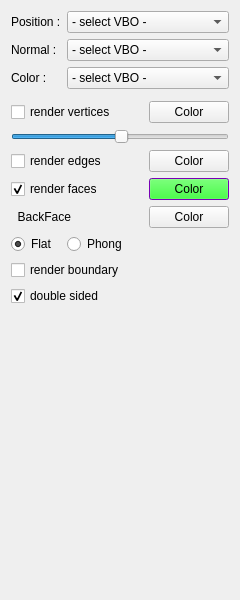
Old version of the form SCHNApps/Plugins/surface_render/forms/surface_render.ui in the repository cgogn/CGoGN.
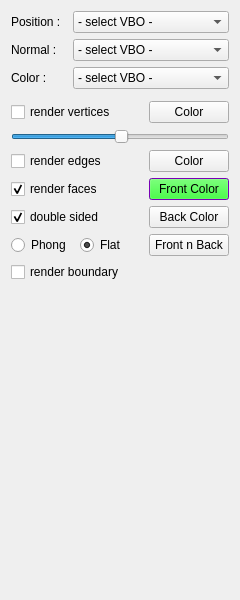
New version of the form.

Commit message: MapHandler::setScaling + double side

```diff
--- a/SCHNApps/Plugins/surface_render/forms/surface_render.ui
+++ b/SCHNApps/Plugins/surface_render/forms/surface_render.ui
@@ -14,7 +14,14 @@
    <string>Form</string>
   </property>
   <layout class="QGridLayout" name="gridLayout">
-   <item row="0" column="1">
+   <item row="16" column="0" colspan="3">
+    <widget class="QCheckBox" name="check_renderBoundary">
+     <property name="text">
+      <string>render boundary</string>
+     </property>
+    </widget>
+   </item>
+   <item row="0" column="2">
     <widget class="QComboBox" name="combo_positionVBO">
      <property name="sizePolicy">
       <sizepolicy hsizetype="Expanding" vsizetype="Fixed">
@@ -36,13 +43,6 @@
      </property>
     </widget>
    </item>
-   <item row="0" column="0">
-    <widget class="QLabel" name="label_2">
-     <property name="text">
-      <string>Position :</string>
-     </property>
-    </widget>
-   </item>
    <item row="1" column="0">
     <widget class="QLabel" name="label_3">
      <property name="text">
@@ -50,7 +50,7 @@
      </property>
     </widget>
    </item>
-   <item row="1" column="1">
+   <item row="1" column="2">
     <widget class="QComboBox" name="combo_normalVBO">
      <property name="sizePolicy">
       <sizepolicy hsizetype="MinimumExpanding" vsizetype="Fixed">
@@ -65,7 +65,7 @@
      </item>
     </widget>
    </item>
-   <item row="2" column="1">
+   <item row="2" column="2">
     <widget class="QComboBox" name="combo_colorVBO">
      <property name="sizePolicy">
       <sizepolicy hsizetype="MinimumExpanding" vsizetype="Fixed">
@@ -80,10 +80,17 @@
      </item>
     </widget>
    </item>
-   <item row="3" column="0" colspan="2">
+   <item row="0" column="0">
+    <widget class="QLabel" name="label_2">
+     <property name="text">
+      <string>Position :</string>
+     </property>
+    </widget>
+   </item>
+   <item row="3" column="0" colspan="3">
     <widget class="Line" name="line"/>
    </item>
-   <item row="6" column="0" colspan="2">
+   <item row="6" column="0" colspan="3">
     <layout class="QHBoxLayout" name="horizontalLayout_3">
      <item>
       <widget class="QCheckBox" name="check_renderEdges">
@@ -126,7 +133,7 @@
      </item>
     </layout>
    </item>
-   <item row="4" column="0" colspan="2">
+   <item row="4" column="0" colspan="3">
     <layout class="QHBoxLayout" name="horizontalLayout_4">
      <item>
       <widget class="QCheckBox" name="check_renderVertices">
@@ -169,7 +176,7 @@
      </item>
     </layout>
    </item>
-   <item row="5" column="0" colspan="2">
+   <item row="5" column="0" colspan="3">
     <widget class="QSlider" name="slider_verticesScaleFactor">
      <property name="value">
       <number>50</number>
@@ -179,30 +186,7 @@
      </property>
     </widget>
    </item>
-   <item row="13" column="0">
-    <widget class="QRadioButton" name="radio_flatShading">
-     <property name="text">
-      <string>Flat</string>
-     </property>
-     <property name="checked">
-      <bool>true</bool>
-     </property>
-     <attribute name="buttonGroup">
-      <string notr="true">group_faceShading</string>
-     </attribute>
-    </widget>
-   </item>
-   <item row="13" column="1">
-    <widget class="QRadioButton" name="radio_phongShading">
-     <property name="text">
-      <string>Phong</string>
-     </property>
-     <attribute name="buttonGroup">
-      <string notr="true">group_faceShading</string>
-     </attribute>
-    </widget>
-   </item>
-   <item row="7" column="0" colspan="2">
+   <item row="7" column="0" colspan="3">
     <layout class="QHBoxLayout" name="horizontalLayout_2">
      <item>
       <widget class="QCheckBox" name="check_renderFaces">
@@ -360,13 +344,13 @@
         </palette>
        </property>
        <property name="text">
-        <string>Color</string>
+        <string>Front Color</string>
        </property>
       </widget>
      </item>
     </layout>
    </item>
-   <item row="16" column="0" colspan="2">
+   <item row="18" column="0" colspan="3">
     <spacer name="verticalSpacer">
      <property name="orientation">
       <enum>Qt::Vertical</enum>
@@ -379,29 +363,15 @@
      </property>
     </spacer>
    </item>
-   <item row="14" column="0" colspan="2">
-    <widget class="QCheckBox" name="check_renderBoundary">
-     <property name="text">
-      <string>render boundary</string>
-     </property>
-    </widget>
-   </item>
-   <item row="15" column="0" colspan="2">
-    <widget class="QCheckBox" name="check_doubleSided">
-     <property name="text">
-      <string>double sided</string>
-     </property>
-     <property name="checked">
-      <bool>true</bool>
-     </property>
-    </widget>
-   </item>
-   <item row="8" column="0" colspan="2">
+   <item row="8" column="0" colspan="3">
     <layout class="QHBoxLayout" name="horizontalLayout_5">
      <item>
-      <widget class="QLabel" name="label">
+      <widget class="QCheckBox" name="check_doubleSided">
        <property name="text">
-        <string>  BackFace </string>
+        <string>double sided</string>
+       </property>
+       <property name="checked">
+        <bool>true</bool>
        </property>
       </widget>
      </item>
@@ -421,7 +391,41 @@
      <item>
       <widget class="QPushButton" name="bfcolorButton">
        <property name="text">
-        <string>Color</string>
+        <string>Back Color</string>
+       </property>
+      </widget>
+     </item>
+    </layout>
+   </item>
+   <item row="14" column="0" colspan="3">
+    <layout class="QHBoxLayout" name="horizontalLayout">
+     <item>
+      <widget class="QRadioButton" name="radio_phongShading">
+       <property name="text">
+        <string>Phong</string>
+       </property>
+       <attribute name="buttonGroup">
+        <string notr="true">group_faceShading</string>
+       </attribute>
+      </widget>
+     </item>
+     <item>
+      <widget class="QRadioButton" name="radio_flatShading">
+       <property name="text">
+        <string>Flat</string>
+       </property>
+       <property name="checked">
+        <bool>true</bool>
+       </property>
+       <attribute name="buttonGroup">
+        <string notr="true">group_faceShading</string>
+       </attribute>
+      </widget>
+     </item>
+     <item>
+      <widget class="QPushButton" name="bothcolorButton">
+       <property name="text">
+        <string>Front n Back</string>
        </property>
       </widget>
      </item>
```
The commit also changes 25 other files.
